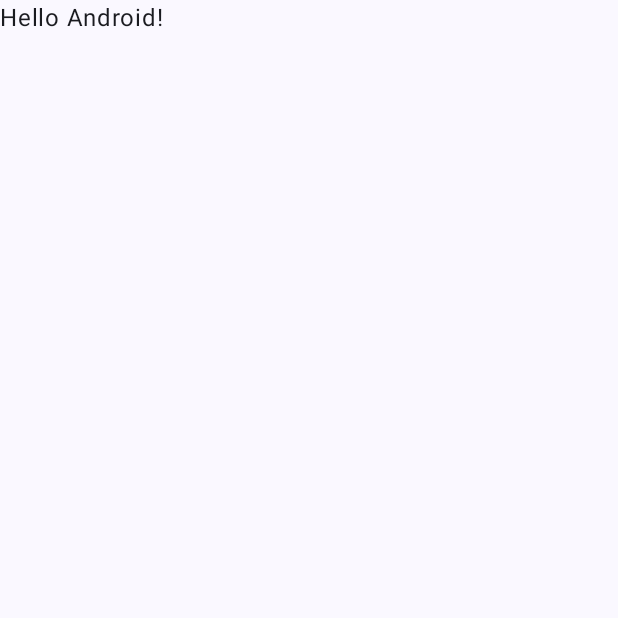
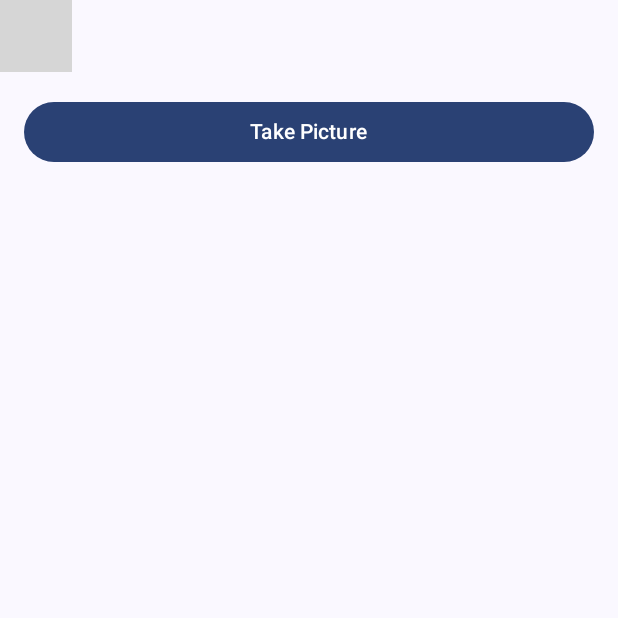
Before and after one commit to MatveyDidenko/PocketProof, an Android app built with Jetpack Compose: the screen it shows after launch (MainActivity), on a phone screen of 412 x 824 dp, the top half of it. Before the commit the part shown is almost empty. Run offline under Robolectric (Android 15) with nearby library versions, the light colour scheme and no system bars; libraries missing offline, so code that uses them is left out: androidx.camera.core, androidx.camera.lifecycle, androidx.camera.view; 4 statements that could not run were skipped; grey boxes are pictures that could not be loaded.

Commit message:
Basic camera picture capture implementation

```diff
--- /dev/null
+++ b/app/src/main/java/matveydidenko/pocketproof/CameraScreen.kt
@@ -0,0 +1,108 @@
+package matveydidenko.pocketproof
+
+import android.content.pm.PackageManager
+import android.graphics.Bitmap
+import android.graphics.BitmapFactory
+import android.widget.LinearLayout
+import android.widget.Toast
+import androidx.activity.compose.rememberLauncherForActivityResult
+import androidx.activity.result.contract.ActivityResultContracts
+import androidx.camera.core.*
+import androidx.camera.lifecycle.ProcessCameraProvider
+import androidx.camera.view.PreviewView
+import androidx.compose.foundation.layout.*
+import androidx.compose.material3.Button
+import androidx.compose.material3.Text
+import androidx.compose.runtime.*
+import androidx.compose.ui.Modifier
+import androidx.compose.ui.platform.LocalContext
+import androidx.compose.ui.platform.LocalLifecycleOwner
+import androidx.compose.ui.unit.dp
+import androidx.compose.ui.viewinterop.AndroidView
+import androidx.core.content.ContextCompat
+import androidx.lifecycle.compose.LocalLifecycleOwner
+import java.io.File
+import java.util.concurrent.Executor
+
+@Composable
+fun CameraScreen(
+    modifier: Modifier = Modifier,
+    onImageCaptured: (android.graphics.Bitmap) -> Unit
+) {
+    val context = LocalContext.current
+    val lifecycleOwner = androidx.lifecycle.compose.LocalLifecycleOwner.current
+    val executor: Executor = ContextCompat.getMainExecutor(context)
+
+    val imageCapture = remember { mutableStateOf<ImageCapture?>(null) }
+
+    val permissionLauncher = rememberLauncherForActivityResult(ActivityResultContracts.RequestPermission()) { granted ->
+        if (!granted) {
+            Toast.makeText(context, "Camera permission is required", Toast.LENGTH_LONG).show()
+        }
+    }
+
+    LaunchedEffect(Unit) {
+        if (ContextCompat.checkSelfPermission(context, android.Manifest.permission.CAMERA) != PackageManager.PERMISSION_GRANTED) {
+            permissionLauncher.launch(android.Manifest.permission.CAMERA)
+        }
+    }
+
+    Column(modifier = modifier.fillMaxSize()) {
+        AndroidView(
+            modifier = Modifier.weight(1f),
+            factory = { ctx ->
+                val previewView = PreviewView(ctx).apply {
+                    layoutParams = LinearLayout.LayoutParams(
+                        LinearLayout.LayoutParams.MATCH_PARENT,
+                        LinearLayout.LayoutParams.MATCH_PARENT
+                    )
+                    scaleType = PreviewView.ScaleType.FILL_CENTER
+                }
+
+                val cameraProviderFuture = ProcessCameraProvider.getInstance(ctx)
+                cameraProviderFuture.addListener({
+                    val cameraProvider = cameraProviderFuture.get()
+                    val preview = Preview.Builder().build().also {
+                        it.setSurfaceProvider(previewView.surfaceProvider)
+                    }
+
+                    val capture = ImageCapture.Builder().build()
+                    imageCapture.value = capture
+
+                    cameraProvider.unbindAll()
+                    cameraProvider.bindToLifecycle(
+                        lifecycleOwner,
+                        CameraSelector.DEFAULT_BACK_CAMERA,
+                        preview,
+                        capture
+                    )
+                }, executor)
+
+                previewView
+            }
+        )
+
+        Button(
+            modifier = Modifier
+                .fillMaxWidth()
+                .padding(16.dp),
+            onClick = {
+                val capture = imageCapture.value ?: return@Button
+                val file = File(context.cacheDir, "captured.jpg")
+                val output = ImageCapture.OutputFileOptions.Builder(file).build()
+                capture.takePicture(output, executor, object : ImageCapture.OnImageSavedCallback {
+                    override fun onImageSaved(outputFileResults: ImageCapture.OutputFileResults) {
+                        val bitmap = BitmapFactory.decodeFile(file.absolutePath)
+                        onImageCaptured(bitmap)
+                    }
+
+                    override fun onError(exception: ImageCaptureException) {
+                        Toast.makeText(context, "Capture failed: ${exception.message}", Toast.LENGTH_SHORT).show()
+                    }
+                })
+            }
+        ) {
+            Text("Take Picture")
+        }
+    }
+}
--- a/app/src/main/java/matveydidenko/pocketproof/MainActivity.kt
+++ b/app/src/main/java/matveydidenko/pocketproof/MainActivity.kt
@@ -1,6 +1,7 @@
 package matveydidenko.pocketproof
 
 import android.os.Bundle
+import android.widget.Toast
 import androidx.activity.ComponentActivity
 import androidx.activity.compose.setContent
 import androidx.activity.enableEdgeToEdge
@@ -20,28 +21,16 @@
         setContent {
             PocketProofTheme {
                 Scaffold(modifier = Modifier.fillMaxSize()) { innerPadding ->
-                    Greeting(
-                        name = "Android",
+                    CameraScreen(
+                        onImageCaptured = { bitmap ->
+                            // Handle the bitmap (e.g., upload to server or display)
+                            Toast.makeText(this, "Image captured: ${bitmap.width}x${bitmap.height}", Toast.LENGTH_SHORT).show()
+                        },
                         modifier = Modifier.padding(innerPadding)
                     )
+
                 }
             }
         }
     }
 }
-
-@Composable
-fun Greeting(name: String, modifier: Modifier = Modifier) {
-    Text(
-        text = "Hello $name!",
-        modifier = modifier
-    )
-}
-
-@Preview(showBackground = true)
-@Composable
-fun GreetingPreview() {
-    PocketProofTheme {
-        Greeting("Android")
-    }
-}
--- /dev/null
+++ b/app/src/main/res/xml/file_paths.xml
@@ -0,0 +1,3 @@
+<paths>
+    <cache-path name="cache" path="." />
+</paths>
```
Also changed, not shown: app/build.gradle.kts (+11 -0 lines), app/src/main/AndroidManifest.xml (+7 -0 lines), gradle/libs.versions.toml (+8 -0 lines).
